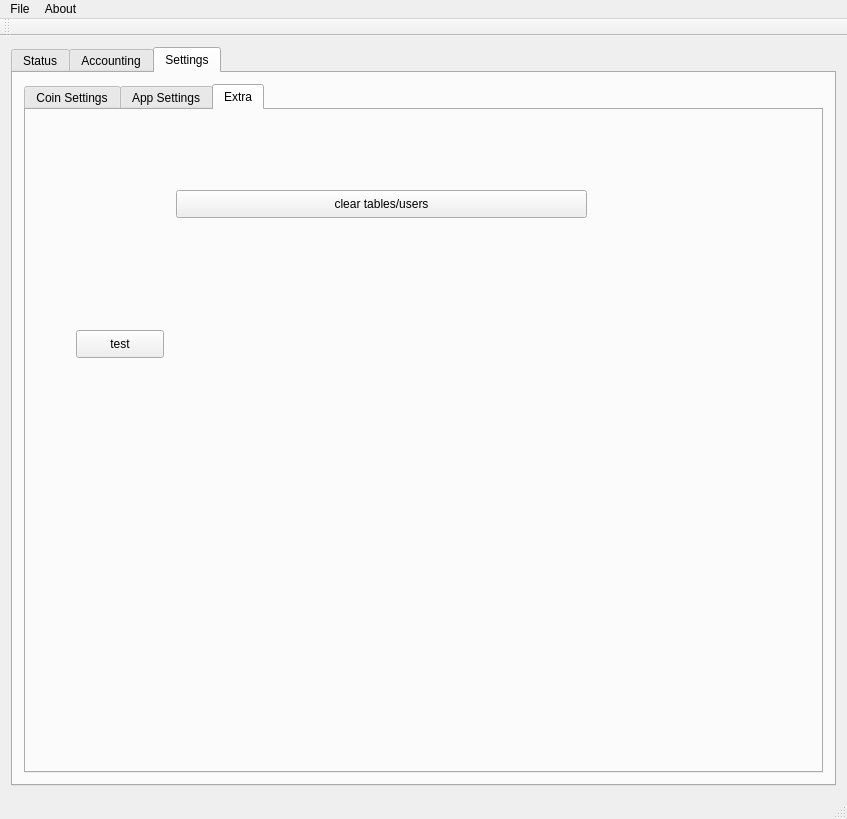
Old version of the form qtCoin/mainwindow.ui in the repository netpipe/EcoCoin.
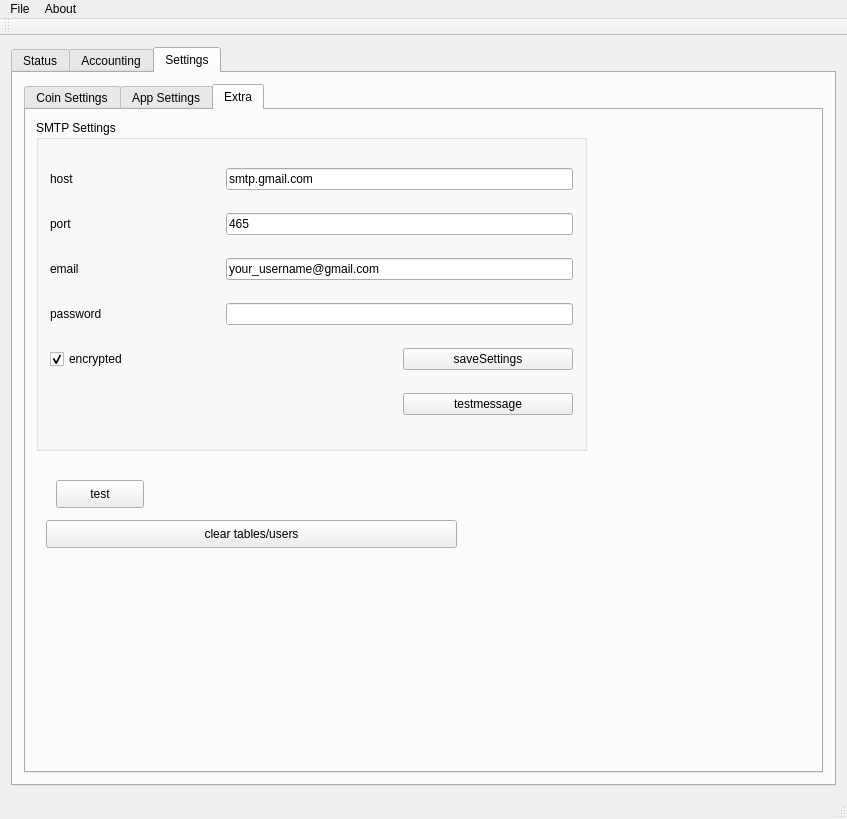
New version of the form. The open tabs and pages were chosen to show the change.

Diff of the .ui file:
```diff
--- a/qtCoin/mainwindow.ui
+++ b/qtCoin/mainwindow.ui
@@ -15,7 +15,7 @@
   </property>
   <widget class="QWidget" name="centralWidget">
    <layout class="QGridLayout" name="gridLayout_5">
-    <item row="0" column="1">
+    <item row="0" column="0">
      <widget class="QTabWidget" name="app">
       <property name="currentIndex">
        <number>1</number>
@@ -1122,8 +1122,8 @@
            <widget class="QPushButton" name="pushButton_2">
             <property name="geometry">
              <rect>
-              <x>150</x>
-              <y>80</y>
+              <x>20</x>
+              <y>410</y>
               <width>411</width>
               <height>28</height>
              </rect>
@@ -1135,8 +1135,8 @@
            <widget class="QPushButton" name="test">
             <property name="geometry">
              <rect>
-              <x>50</x>
-              <y>220</y>
+              <x>30</x>
+              <y>370</y>
               <width>88</width>
               <height>28</height>
              </rect>
@@ -1145,6 +1145,101 @@
              <string>test</string>
             </property>
            </widget>
+           <widget class="QGroupBox" name="groupBox_655">
+            <property name="geometry">
+             <rect>
+              <x>10</x>
+              <y>10</y>
+              <width>551</width>
+              <height>331</height>
+             </rect>
+            </property>
+            <property name="title">
+             <string>SMTP Settings</string>
+            </property>
+            <layout class="QGridLayout" name="gridLayout_12">
+             <item row="0" column="0">
+              <widget class="QLabel" name="label_2234">
+               <property name="text">
+                <string>host</string>
+               </property>
+              </widget>
+             </item>
+             <item row="0" column="1" colspan="2">
+              <widget class="QLineEdit" name="smtphost">
+               <property name="text">
+                <string>smtp.gmail.com</string>
+               </property>
+              </widget>
+             </item>
+             <item row="1" column="0">
+              <widget class="QLabel" name="label_3234">
+               <property name="text">
+                <string>port</string>
+               </property>
+              </widget>
+             </item>
+             <item row="1" column="1" colspan="2">
+              <widget class="QLineEdit" name="smtpport">
+               <property name="text">
+                <string>465</string>
+               </property>
+              </widget>
+             </item>
+             <item row="2" column="0">
+              <widget class="QLabel" name="label_6234">
+               <property name="text">
+                <string>email</string>
+               </property>
+              </widget>
+             </item>
+             <item row="2" column="1" colspan="2">
+              <widget class="QLineEdit" name="smtpemail">
+               <property name="text">
+                <string>your_username@gmail.com</string>
+               </property>
+              </widget>
+             </item>
+             <item row="3" column="0">
+              <widget class="QLabel" name="label_7234">
+               <property name="text">
+                <string>password</string>
+               </property>
+              </widget>
+             </item>
+             <item row="3" column="1" colspan="2">
+              <widget class="QLineEdit" name="smtppassword">
+               <property name="text">
+                <string/>
+               </property>
+              </widget>
+             </item>
+             <item row="4" column="0" colspan="2">
+              <widget class="QCheckBox" name="smtpssl">
+               <property name="text">
+                <string>encrypted</string>
+               </property>
+               <property name="checked">
+                <bool>true</bool>
+               </property>
+              </widget>
+             </item>
+             <item row="4" column="2">
+              <widget class="QPushButton" name="smtpsave">
+               <property name="text">
+                <string>saveSettings</string>
+               </property>
+              </widget>
+             </item>
+             <item row="5" column="2">
+              <widget class="QPushButton" name="smtptestmessage">
+               <property name="text">
+                <string>testmessage</string>
+               </property>
+              </widget>
+             </item>
+            </layout>
+           </widget>
           </widget>
          </widget>
         </item>
```
Left out of the diff: 13 changed lines with no effect on the pictures.
